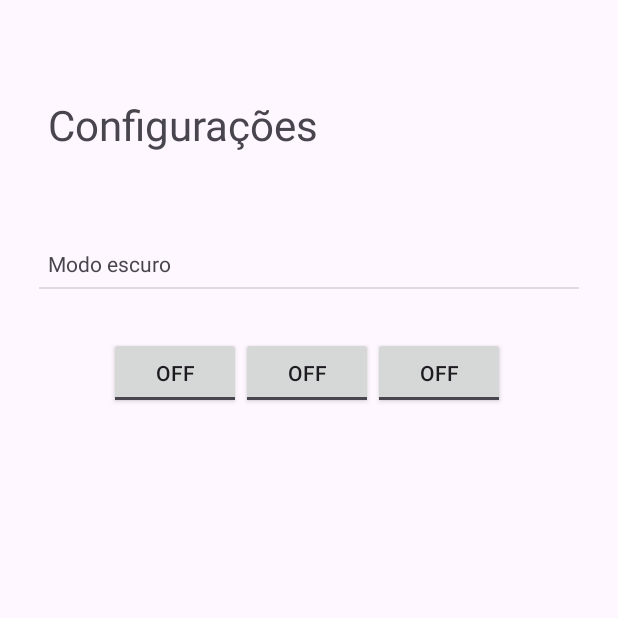
After one commit to ranielschneider/currency-conversion, an Android app: the SettingsActivity screen opened directly, with no data from a screen before it, on a phone screen of 412 x 824 dp, the top half of it. The commit adds this screen. Run offline under Robolectric (Android 15) with nearby library versions, the phone set to English and light mode, and no system bars; 3 statements that could not run were skipped.

Commit message:
"Criei uma Activity para as configurações. Removi o toggleButton"

```diff
--- /dev/null
+++ b/app/src/main/java/com/example/hacksprint/SettingsActivity.kt
@@ -0,0 +1,54 @@
+package com.example.hacksprint
+
+import android.os.Bundle
+import android.view.LayoutInflater
+import android.widget.Button
+import androidx.activity.enableEdgeToEdge
+import androidx.appcompat.app.AppCompatActivity
+import androidx.core.view.ViewCompat
+import androidx.core.view.WindowInsetsCompat
+import com.example.hacksprint.databinding.SettingsBinding
+
+class SettingsActivity : AppCompatActivity() {
+
+    private lateinit var binding: SettingsBinding
+
+    override fun onCreate(savedInstanceState: Bundle?) {
+
+        super.onCreate(savedInstanceState)
+
+        enableEdgeToEdge()
+
+        binding = SettingsBinding.inflate(layoutInflater)
+        setContentView(binding.root)
+
+        ViewCompat.setOnApplyWindowInsetsListener(findViewById(R.id.main)) { v, insets ->
+            val systemBars = insets.getInsets(WindowInsetsCompat.Type.systemBars())
+            v.setPadding(systemBars.left, systemBars.top, systemBars.right, systemBars.bottom)
+            insets
+        }
+
+        supportActionBar?.setDisplayHomeAsUpEnabled(true)
+
+        // Set up button listeners
+        binding.darkButton.setOnClickListener {
+            ThemeHelper.setTheme("dark")
+            ThemeHelper.saveTheme(this, "dark")
+            recreate() // Recreate the activity to apply the new theme
+        }
+
+        binding.lightButton.setOnClickListener {
+            ThemeHelper.setTheme("light")
+            ThemeHelper.saveTheme(this, "light")
+            recreate() // Recreate the activity to apply the new theme
+        }
+
+    }
+
+
+
+    override fun onSupportNavigateUp(): Boolean {
+        onBackPressedDispatcher
+        return true
+    }
+}
--- /dev/null
+++ b/app/src/main/res/layout/settings.xml
@@ -0,0 +1,74 @@
+<?xml version="1.0" encoding="utf-8"?>
+<androidx.constraintlayout.widget.ConstraintLayout xmlns:android="http://schemas.android.com/apk/res/android"
+    xmlns:app="http://schemas.android.com/apk/res-auto"
+    xmlns:tools="http://schemas.android.com/tools"
+    android:layout_width="match_parent"
+    android:layout_height="match_parent">
+
+
+    <TextView
+        android:id="@+id/setting_title"
+        android:layout_width="wrap_content"
+        android:layout_height="wrap_content"
+        android:layout_marginStart="32dp"
+        android:layout_marginTop="64dp"
+        android:textSize="28sp"
+        android:text="@string/configuracoes"
+        app:layout_constraintStart_toStartOf="parent"
+        app:layout_constraintTop_toTopOf="parent" />
+
+    <TextView
+        android:id="@+id/sub_head"
+        android:layout_width="wrap_content"
+        android:layout_height="wrap_content"
+        android:layout_marginStart="32dp"
+        android:layout_marginTop="64dp"
+        android:text="@string/modo_escuro"
+        app:layout_constraintStart_toStartOf="parent"
+        app:layout_constraintTop_toBottomOf="@+id/setting_title" />
+
+    <View
+        android:id="@+id/divider"
+        android:layout_width="360dp"
+        android:layout_height="1dp"
+        android:layout_marginStart="32dp"
+        android:layout_marginTop="6dp"
+        android:layout_marginEnd="32dp"
+        android:background="?android:attr/listDivider"
+        app:layout_constraintEnd_toEndOf="parent"
+        app:layout_constraintStart_toStartOf="parent"
+        app:layout_constraintTop_toBottomOf="@+id/sub_head" />
+
+    <ToggleButton
+        android:id="@+id/toggleButton"
+        android:layout_width="wrap_content"
+        android:layout_height="wrap_content"
+        android:layout_marginStart="32dp"
+        android:layout_marginTop="32dp"
+        android:layout_marginEnd="32dp"
+        android:text="On"
+        app:layout_constraintEnd_toEndOf="parent"
+        app:layout_constraintHorizontal_bias="0.494"
+        app:layout_constraintStart_toStartOf="parent"
+        app:layout_constraintTop_toBottomOf="@+id/divider" />
+
+    <ToggleButton
+        android:id="@+id/toggleButton2"
+        android:layout_width="wrap_content"
+        android:layout_height="wrap_content"
+        android:layout_marginTop="32dp"
+        android:text="Off"
+        app:layout_constraintStart_toEndOf="@+id/toggleButton"
+        app:layout_constraintTop_toBottomOf="@+id/divider" />
+
+    <ToggleButton
+        android:id="@+id/toggleButton3"
+        android:layout_width="wrap_content"
+        android:layout_height="wrap_content"
+        android:layout_marginTop="32dp"
+        android:text="Auto"
+        app:layout_constraintEnd_toStartOf="@+id/toggleButton"
+        app:layout_constraintTop_toBottomOf="@+id/divider" />
+
+
+</androidx.constraintlayout.widget.ConstraintLayout>
--- a/app/src/main/res/values-night/strings.xml
+++ b/app/src/main/res/values-night/strings.xml
@@ -1,4 +1,6 @@
 <?xml version="1.0" encoding="utf-8"?>
 <resources>
     <string name="failed_connection">Failed Connection</string>
+    <string name="configuracoes">Configurações</string>
+    <string name="modo_escuro">Modo escuro</string>
 </resources>
--- a/app/src/main/res/values/strings.xml
+++ b/app/src/main/res/values/strings.xml
@@ -6,4 +6,6 @@
     <string name="button">⇅</string>
     <string name="valor_converter">Valor à converter</string>
     <string name="taxa_de_conversao">Taxa de conversão:</string>
+    <string name="configuracoes">Configurações</string>
+    <string name="modo_escuro">Modo escuro</string>
 </resources>
```
Also changed, not shown: app/src/main/AndroidManifest.xml (+5 -4 lines), app/src/main/java/com/example/hacksprint/MainActivity.kt (+13 -1 lines), app/src/main/res/drawable/settings_24px.xml (added, +10 -0 lines), app/src/main/res/layout/activity_main.xml (+25 -53 lines), app/src/main/res/layout/activity_settings.xml (added, +74 -0 lines).
